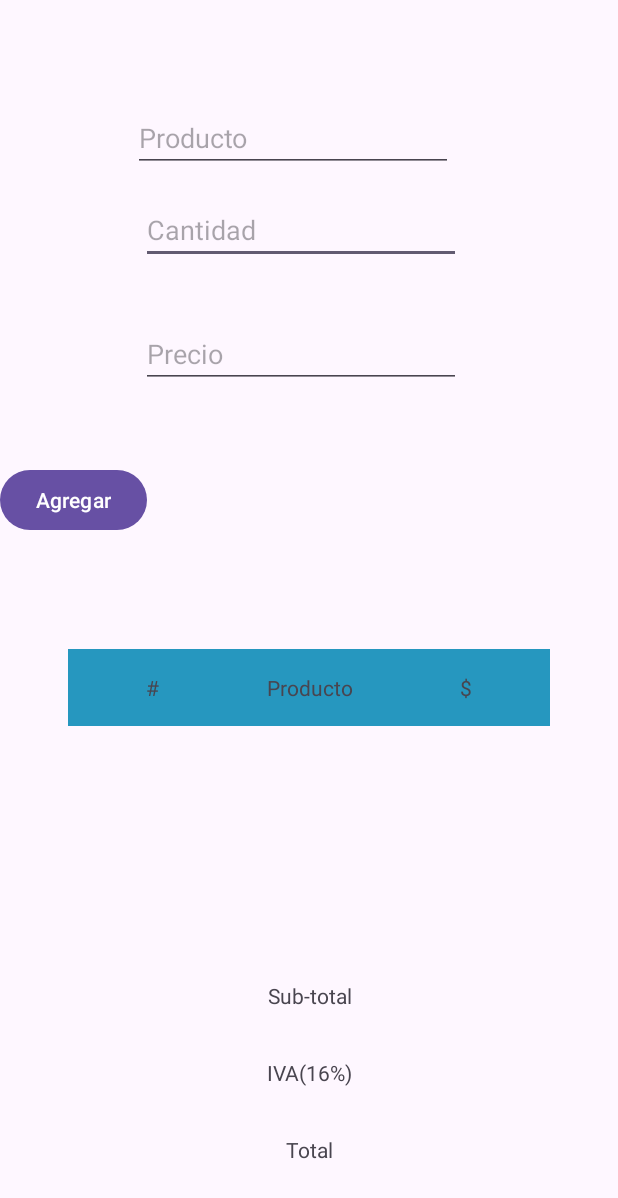
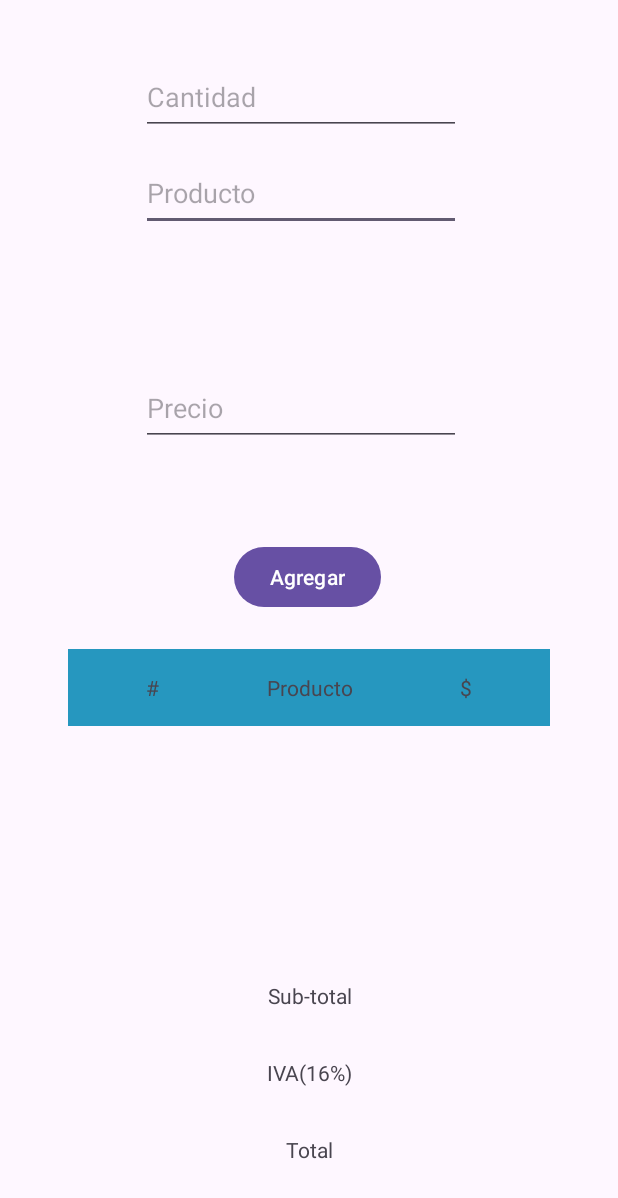
Before and after one commit to AsielApodaca/ExamenC1, an Android app: the screen it shows after launch (MainActivity), on a phone screen of 412 x 824 dp. Shown: the top 1198 px of the screen. Run offline under Robolectric (Android 15) with nearby library versions, the phone set to English and light mode, and no system bars.

```diff
--- a/AppExamenC1/app/src/main/java/mx/edu/itson/examenc1/MainActivity.kt
+++ b/AppExamenC1/app/src/main/java/mx/edu/itson/examenc1/MainActivity.kt
@@ -49,21 +49,21 @@ class MainActivity : AppCompatActivity() {
                     tvCantidad1.setText(etCantidad.text.toString())
                     tvProducto1.setText(etProducto.text.toString())
                     subTotal1 =  etPrecio.text.toString().toFloat() * etCantidad.text.toString().toFloat()
-                    tvPrecio1.setText(subTotal1.toString())
+                    tvPrecio1.setText(String.format("%.2f", subTotal1))
                 }
 
                 2 -> {
                     tvCantidad2.setText(etCantidad.text.toString())
                     tvProducto2.setText(etProducto.text.toString())
                     subTotal2 =  etPrecio.text.toString().toFloat() * etCantidad.text.toString().toFloat()
-                    tvPrecio2.setText(subTotal2.toString())
+                    tvPrecio2.setText(String.format("%.2f", subTotal2))
                 }
 
                 3 -> {
                     tvCantidad3.setText(etCantidad.text.toString())
                     tvProducto3.setText(etProducto.text.toString())
                     subTotal3 =  etPrecio.text.toString().toFloat() * etCantidad.text.toString().toFloat()
-                    tvPrecio3.setText(subTotal3.toString())
+                    tvPrecio3.setText(String.format("%.2f", subTotal3))
                 }
             }
 
@@ -73,11 +73,11 @@ class MainActivity : AppCompatActivity() {
 
             if (productosIngresados == 3) {
                 var subTotal:Float = subTotal1 + subTotal2 + subTotal3
-                tvSubtotal.setText(subTotal.toString())
+                tvSubtotal.setText(String.format("%.2f", subTotal))
                 var iva:Float = subTotal * 0.16F
-                tvIVA.setText(iva.toString())
+                tvIVA.setText(String.format("%.2f", iva))
                 var total:Float = subTotal + iva
-                tvTotal.setText(total.toString())
+                tvTotal.setText(String.format("%.2f", total))
             }
         }
 
--- a/AppExamenC1/app/src/main/res/layout/activity_main.xml
+++ b/AppExamenC1/app/src/main/res/layout/activity_main.xml
@@ -8,58 +8,54 @@
     tools:context=".MainActivity">
 
     <EditText
-        android:id="@+id/etCantidad"
+        android:id="@+id/etProducto"
         android:layout_width="wrap_content"
-        android:layout_height="wrap_content"
-        android:layout_marginTop="16dp"
-        android:layout_marginBottom="39dp"
+        android:layout_height="50dp"
+        android:layout_marginTop="104dp"
         android:ems="10"
-        android:hint="@string/etCantidad"
+        android:hint="@string/etProducto"
         android:inputType="text"
-        app:layout_constraintBottom_toTopOf="@+id/editTextNumberDecimal"
         app:layout_constraintEnd_toEndOf="parent"
         app:layout_constraintHorizontal_bias="0.472"
         app:layout_constraintStart_toStartOf="parent"
-        app:layout_constraintTop_toBottomOf="@+id/etProducto" />
+        app:layout_constraintTop_toTopOf="parent" />
 
     <EditText
-        android:id="@+id/etProducto"
+        android:id="@+id/etCantidad"
         android:layout_width="wrap_content"
-        android:layout_height="wrap_content"
-        android:layout_marginTop="69dp"
-        android:layout_marginEnd="5dp"
-        android:layout_marginBottom="42dp"
+        android:layout_height="50dp"
+        android:layout_marginTop="40dp"
         android:ems="10"
-        android:hint="@string/etProducto"
+        android:hint="@string/etCantidad"
         android:inputType="number"
-        app:layout_constraintBottom_toTopOf="@+id/etCantidad"
-        app:layout_constraintEnd_toEndOf="@+id/etCantidad"
+        app:layout_constraintEnd_toEndOf="parent"
+        app:layout_constraintHorizontal_bias="0.472"
+        app:layout_constraintStart_toStartOf="parent"
         app:layout_constraintTop_toTopOf="parent" />
 
     <EditText
         android:id="@+id/etPrecio"
         android:layout_width="wrap_content"
-        android:layout_height="wrap_content"
+        android:layout_height="50dp"
         android:layout_marginBottom="56dp"
         android:ems="10"
         android:hint="@string/etPrecio"
         android:inputType="numberDecimal"
-        app:layout_constraintBottom_toTopOf="@+id/tableLayout"
+        app:layout_constraintBottom_toTopOf="@+id/tlDetalles"
         app:layout_constraintEnd_toEndOf="parent"
         app:layout_constraintHorizontal_bias="0.472"
         app:layout_constraintStart_toStartOf="parent"
         app:layout_constraintTop_toBottomOf="@+id/etCantidad"
-        app:layout_constraintVertical_bias="0.24" />
+        app:layout_constraintVertical_bias="0.664" />
 
     <TableLayout
-        android:id="@+id/tableLayout"
+        android:id="@+id/tlDetalles"
         android:layout_width="321dp"
         android:layout_height="0dp"
         android:layout_marginBottom="32dp"
         app:layout_constraintBottom_toBottomOf="parent"
         app:layout_constraintEnd_toEndOf="parent"
-        app:layout_constraintStart_toStartOf="parent"
-        app:layout_constraintTop_toBottomOf="@+id/editTextNumberDecimal">
+        app:layout_constraintStart_toStartOf="parent">
 
         <TableRow
             android:layout_width="match_parent"
@@ -254,10 +250,10 @@
         android:id="@+id/btnAgregar"
         android:layout_width="wrap_content"
         android:layout_height="wrap_content"
+        android:layout_marginStart="156dp"
         android:layout_marginBottom="24dp"
         android:text="@string/btnAgregar"
-        app:layout_constraintBottom_toTopOf="@+id/tableLayout"
-        app:layout_constraintTop_toBottomOf="@+id/etPrecio"
-        tools:layout_editor_absoluteX="142dp" />
+        app:layout_constraintBottom_toTopOf="@+id/tlDetalles"
+        app:layout_constraintStart_toStartOf="parent" />
 
 </androidx.constraintlayout.widget.ConstraintLayout>
```
Also changed, not shown: 2 other files.
